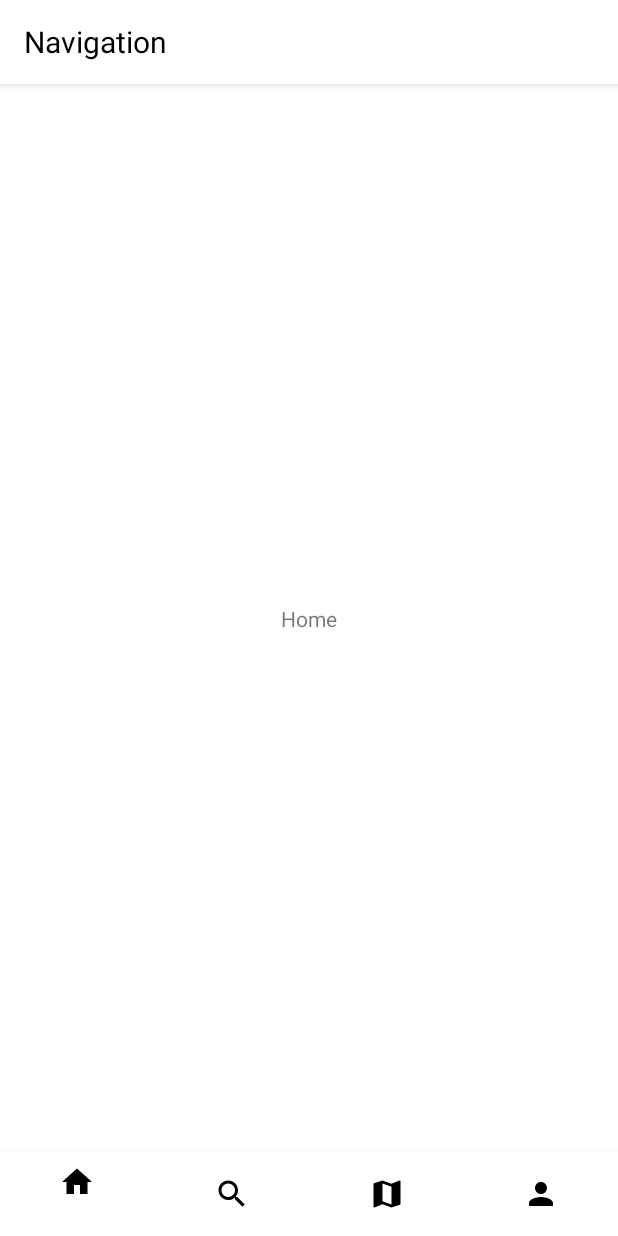
After one commit to dev-kisnahc/010421, an Android app: the HomeFragment screen opened directly, with no data from a screen before it, on a phone screen of 412 x 824 dp. The commit adds this screen. Run offline under Robolectric (Android 15) with nearby library versions, the phone set to English and light mode, and no system bars.

Commit message:
add bottom_nav,fragment

```diff
--- a/app/build.gradle
+++ b/app/build.gradle
@@ -56,4 +56,7 @@ dependencies {
     implementation 'com.android.support:customtabs:28.0.0'
     //noinspection GradleCompatible
     implementation 'com.android.support:support-v4:28.0.0'
+
+    //navigation
+    implementation 'com.google.android.material:material:1.0.0'
 }
--- /dev/null
+++ b/app/src/main/java/com/kisnahc/a0104_21login/HomeFragment.java
@@ -0,0 +1,24 @@
+package com.kisnahc.a0104_21login;
+
+import android.os.Bundle;
+import android.view.LayoutInflater;
+import android.view.View;
+import android.view.ViewGroup;
+
+import androidx.annotation.NonNull;
+import androidx.annotation.Nullable;
+import androidx.fragment.app.Fragment;
+
+public class HomeFragment extends Fragment {
+    @Nullable
+    @Override
+    public View onCreateView(@NonNull LayoutInflater inflater, @Nullable ViewGroup container, @Nullable Bundle savedInstanceState) {
+        setHasOptionsMenu(true);
+        return inflater.inflate(R.layout.fragment_home, container, false);
+    }
+
+    @Override
+    public void onViewCreated(@NonNull View view, @Nullable Bundle savedInstanceState) {
+        super.onViewCreated(view, savedInstanceState);
+    }
+}
--- a/app/src/main/java/com/kisnahc/a0104_21login/MainActivity.java
+++ b/app/src/main/java/com/kisnahc/a0104_21login/MainActivity.java
@@ -1,14 +1,69 @@
 package com.kisnahc.a0104_21login;
 
+import androidx.annotation.NonNull;
 import androidx.appcompat.app.AppCompatActivity;
+import androidx.fragment.app.Fragment;
+import androidx.fragment.app.FragmentManager;
+import androidx.fragment.app.FragmentTransaction;
 
+import android.content.res.ColorStateList;
 import android.os.Bundle;
+import android.view.MenuItem;
+
+import com.google.android.material.bottomnavigation.BottomNavigationView;
 
 public class MainActivity extends AppCompatActivity {
+
+    private BottomNavigationView bottomNavigationView;
 
     @Override
     protected void onCreate(Bundle savedInstanceState) {
         super.onCreate(savedInstanceState);
         setContentView(R.layout.activity_main);
+
+        bottomNavigationView = findViewById(R.id.nav_view);
+        bottomNavigationView.setOnNavigationItemSelectedListener(new BottomNavigationView.OnNavigationItemSelectedListener() {
+            @Override
+            public boolean onNavigationItemSelected(@NonNull MenuItem item) {
+                BottomNavigate(item.getItemId());
+                return true;
+            }
+        });
+        bottomNavigationView.setSelectedItemId(R.id.nav_1);
+    }
+
+    private void BottomNavigate(int itemId) {
+        String tag = String.valueOf(itemId);
+        FragmentManager fragmentManager = getSupportFragmentManager();
+        FragmentTransaction fragmentTransaction = fragmentManager.beginTransaction();
+
+        Fragment currentFragment = fragmentManager.getPrimaryNavigationFragment();
+
+        if (currentFragment != null) {
+            fragmentTransaction.hide(currentFragment);
+        }
+        Fragment fragment = fragmentManager.findFragmentByTag(tag);
+
+        if (fragment == null) {
+            if (itemId == R.id.nav_1) {
+                fragment = new HomeFragment();
+
+            } else if (itemId == R.id.nav_2) {
+                fragment = new SearchFragment();
+
+            } else if (itemId == R.id.nav_3) {
+                fragment = new MapFragment();
+
+            } else {
+                fragment = new AccountFragment();
+
+            }
+            fragmentTransaction.add(R.id.content_layout, fragment, tag);
+        } else {
+            fragmentTransaction.show(fragment);
+        }
+        fragmentTransaction.setPrimaryNavigationFragment(fragment);
+        fragmentTransaction.setReorderingAllowed(true);
+        fragmentTransaction.commitNow();
     }
 }
--- /dev/null
+++ b/app/src/main/res/drawable/ic_baseline_home_24.xml
@@ -0,0 +1,10 @@
+<vector xmlns:android="http://schemas.android.com/apk/res/android"
+    android:width="24dp"
+    android:height="24dp"
+    android:viewportWidth="24"
+    android:viewportHeight="24"
+    android:tint="?attr/colorControlNormal">
+  <path
+      android:fillColor="@android:color/white"
+      android:pathData="M10,20v-6h4v6h5v-8h3L12,3 2,12h3v8z"/>
+</vector>
--- /dev/null
+++ b/app/src/main/res/drawable/ic_baseline_map_24.xml
@@ -0,0 +1,10 @@
+<vector xmlns:android="http://schemas.android.com/apk/res/android"
+    android:width="24dp"
+    android:height="24dp"
+    android:viewportWidth="24"
+    android:viewportHeight="24"
+    android:tint="?attr/colorControlNormal">
+  <path
+      android:fillColor="@android:color/white"
+      android:pathData="M20.5,3l-0.16,0.03L15,5.1 9,3 3.36,4.9c-0.21,0.07 -0.36,0.25 -0.36,0.48V20.5c0,0.28 0.22,0.5 0.5,0.5l0.16,-0.03L9,18.9l6,2.1 5.64,-1.9c0.21,-0.07 0.36,-0.25 0.36,-0.48V3.5c0,-0.28 -0.22,-0.5 -0.5,-0.5zM15,19l-6,-2.11V5l6,2.11V19z"/>
+</vector>
--- /dev/null
+++ b/app/src/main/res/drawable/ic_baseline_person_24.xml
@@ -0,0 +1,10 @@
+<vector xmlns:android="http://schemas.android.com/apk/res/android"
+    android:width="24dp"
+    android:height="24dp"
+    android:viewportWidth="24"
+    android:viewportHeight="24"
+    android:tint="?attr/colorControlNormal">
+  <path
+      android:fillColor="@android:color/white"
+      android:pathData="M12,12c2.21,0 4,-1.79 4,-4s-1.79,-4 -4,-4 -4,1.79 -4,4 1.79,4 4,4zM12,14c-2.67,0 -8,1.34 -8,4v2h16v-2c0,-2.66 -5.33,-4 -8,-4z"/>
+</vector>
--- /dev/null
+++ b/app/src/main/res/drawable/ic_baseline_search_24.xml
@@ -0,0 +1,10 @@
+<vector xmlns:android="http://schemas.android.com/apk/res/android"
+    android:width="24dp"
+    android:height="24dp"
+    android:viewportWidth="24"
+    android:viewportHeight="24"
+    android:tint="?attr/colorControlNormal">
+  <path
+      android:fillColor="@android:color/white"
+      android:pathData="M15.5,14h-0.79l-0.28,-0.27C15.41,12.59 16,11.11 16,9.5 16,5.91 13.09,3 9.5,3S3,5.91 3,9.5 5.91,16 9.5,16c1.61,0 3.09,-0.59 4.23,-1.57l0.27,0.28v0.79l5,4.99L20.49,19l-4.99,-5zM9.5,14C7.01,14 5,11.99 5,9.5S7.01,5 9.5,5 14,7.01 14,9.5 11.99,14 9.5,14z"/>
+</vector>
--- a/app/src/main/res/layout/activity_main.xml
+++ b/app/src/main/res/layout/activity_main.xml
@@ -1,11 +1,51 @@
 <?xml version="1.0" encoding="utf-8"?>
-<androidx.constraintlayout.widget.ConstraintLayout xmlns:android="http://schemas.android.com/apk/res/android"
+<LinearLayout xmlns:android="http://schemas.android.com/apk/res/android"
     xmlns:app="http://schemas.android.com/apk/res-auto"
     xmlns:tools="http://schemas.android.com/tools"
     android:layout_width="match_parent"
     android:layout_height="match_parent"
+    android:orientation="vertical"
     tools:context=".MainActivity">
+
+    <com.google.android.material.appbar.AppBarLayout
+        android:layout_width="match_parent"
+        android:layout_height="wrap_content">
+
+        <androidx.appcompat.widget.Toolbar
+            android:layout_width="match_parent"
+            android:layout_height="?attr/actionBarSize"
+            android:background="@color/white"
+            android:theme="@style/Theme.AppCompat">
+
+            <TextView
+                android:id="@+id/toolbar"
+                android:layout_width="match_parent"
+                android:layout_height="wrap_content"
+                android:gravity="center_vertical"
+                android:text="Navigation"
+                android:textColor="@color/black"
+                android:textSize="20sp"/>
+
+        </androidx.appcompat.widget.Toolbar>
+
+
+    </com.google.android.material.appbar.AppBarLayout>
+
+    <FrameLayout
+        android:id="@+id/content_layout"
+        android:layout_width="match_parent"
+        android:layout_height="0dp"
+        android:layout_weight="1"/>
+
+    <com.google.android.material.bottomnavigation.BottomNavigationView
+        android:id="@+id/nav_view"
+        android:layout_width="match_parent"
+        android:layout_height="wrap_content"
+        android:background="@color/white"
+        app:menu="@menu/bottom_nav"
+        app:itemIconTint="@color/black"
+        />
 
 
 
-</androidx.constraintlayout.widget.ConstraintLayout>
+</LinearLayout>
--- /dev/null
+++ b/app/src/main/res/layout/fragment_home.xml
@@ -0,0 +1,19 @@
+<?xml version="1.0" encoding="utf-8"?>
+<androidx.constraintlayout.widget.ConstraintLayout
+    xmlns:android="http://schemas.android.com/apk/res/android"
+    xmlns:app="http://schemas.android.com/apk/res-auto"
+    xmlns:tools="http://schemas.android.com/tools"
+    android:layout_width="match_parent"
+    android:layout_height="match_parent">
+
+    <TextView
+        android:layout_width="wrap_content"
+        android:layout_height="wrap_content"
+        android:text="Home"
+        app:layout_constraintBottom_toBottomOf="parent"
+        app:layout_constraintEnd_toEndOf="parent"
+        app:layout_constraintStart_toStartOf="parent"
+        app:layout_constraintTop_toTopOf="parent" />
+
+
+</androidx.constraintlayout.widget.ConstraintLayout>
--- /dev/null
+++ b/app/src/main/res/menu/bottom_nav.xml
@@ -0,0 +1,33 @@
+<?xml version="1.0" encoding="utf-8"?>
+<menu xmlns:tools="http://schemas.android.com/tools"
+    xmlns:android="http://schemas.android.com/apk/res/android">
+
+    <item
+        android:id="@+id/nav_1"
+        android:icon="@drawable/ic_baseline_home_24"
+        tools:ignore="MenuTitle"
+        />
+
+    <item
+        android:id="@+id/nav_2"
+        android:icon="@drawable/ic_baseline_search_24"
+        tools:ignore="MenuTitle"
+        />
+
+    <item
+        android:id="@+id/nav_3"
+        android:icon="@drawable/ic_baseline_map_24"
+        tools:ignore="MenuTitle"
+        />
+
+    <item
+        android:id="@+id/nav_4"
+        android:icon="@drawable/ic_baseline_person_24"
+        tools:ignore="MenuTitle"
+        android:iconTint="@color/black"
+        />
+
+
+
+
+</menu>
```
Also changed, not shown: app/src/main/java/com/kisnahc/a0104_21login/AccountFragment.java (added, +26 -0 lines), app/src/main/java/com/kisnahc/a0104_21login/MapFragment.java (added, +24 -0 lines), app/src/main/java/com/kisnahc/a0104_21login/SearchFragment.java (added, +24 -0 lines), app/src/main/res/layout/fragment_account.xml (added, +16 -0 lines), app/src/main/res/layout/fragment_map.xml (added, +16 -0 lines), app/src/main/res/layout/fragment_search.xml (added, +16 -0 lines).
